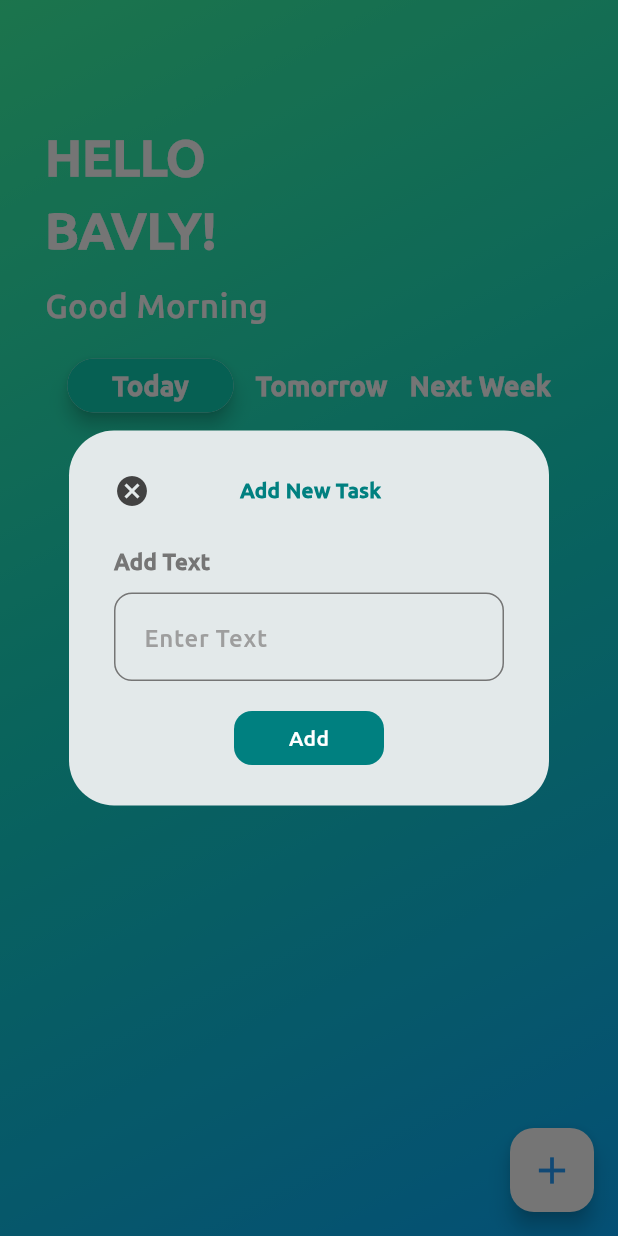
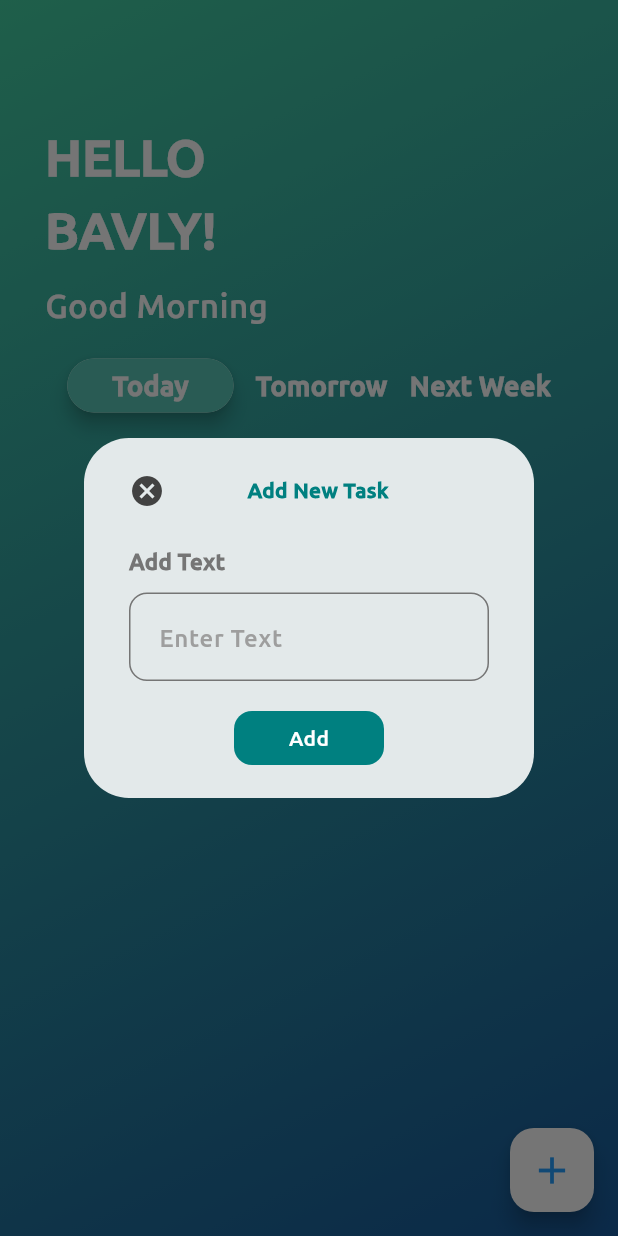
Before and after one commit to bavlysafwatt/ToDoApp, a Flutter app: the screen it shows after launch, after a tap on the "add" icon, on a phone screen of 412 x 824 dp. Run offline on Flutter 3.47's test engine with Material 3 defaults, Android fonts, the phone set to English and light mode, and no system bars; our stand-ins replace flutter_slidable, hive, hive_flutter; accounts and stored records are empty.

Commit message:
finish app

```diff
--- a/lib/components/add_todo_form.dart
+++ b/lib/components/add_todo_form.dart
@@ -15,7 +15,7 @@ class AddTodoForm extends StatelessWidget {
       child: Column(
         crossAxisAlignment: CrossAxisAlignment.start,
         children: [
-          const SizedBox(height: 20),
+          const SizedBox(height: 15),
           Row(
             children: [
               GestureDetector(
@@ -25,7 +25,7 @@ class AddTodoForm extends StatelessWidget {
                   color: Colors.grey.shade800,
                 ),
               ),
-              const SizedBox(width: 60),
+              const SizedBox(width: 55),
               const Text(
                 'Add New Task',
                 style: TextStyle(
--- a/lib/components/day_tile.dart
+++ b/lib/components/day_tile.dart
@@ -15,7 +15,7 @@ class DayTile extends StatelessWidget {
             child: Container(
               padding: const EdgeInsets.symmetric(horizontal: 30, vertical: 5),
               decoration: BoxDecoration(
-                color: const Color.fromARGB(255, 14, 209, 180),
+                color: const Color.fromARGB(255, 89, 199, 182),
                 borderRadius: BorderRadius.circular(30),
               ),
               child: Text(
--- a/lib/components/dialog_box.dart
+++ b/lib/components/dialog_box.dart
@@ -18,8 +18,8 @@ class DialogBox extends StatelessWidget {
       ),
       content: SingleChildScrollView(
         child: Container(
-          height: 250,
-          width: 320,
+          height: 240,
+          width: 300,
           decoration: BoxDecoration(
             borderRadius: BorderRadius.circular(30),
           ),
--- a/lib/components/todo_item.dart
+++ b/lib/components/todo_item.dart
@@ -27,7 +27,7 @@ class ToDoItem extends StatelessWidget {
         ],
       ),
       child: CheckboxListTile(
-        activeColor: const Color(0xff279cfb),
+        activeColor: const Color.fromARGB(255, 32, 120, 207),
         value: todoModel.isCompleted,
         onChanged: onChanged,
         controlAffinity: ListTileControlAffinity.leading,
--- a/lib/pages/home_page.dart
+++ b/lib/pages/home_page.dart
@@ -89,10 +89,8 @@ class _HomePageState extends State<HomePage> {
           width: MediaQuery.of(context).size.width,
           decoration: const BoxDecoration(
             gradient: LinearGradient(colors: [
-              // ignore: use_full_hex_values_for_flutter_colors
-              Color(0xff232fda2),
-              Color(0xff13d8ca),
-              Color(0xff09adfe),
+              Color(0xff43cea2),
+              Color(0xff185a9d),
             ], begin: Alignment.topLeft, end: Alignment.bottomRight),
           ),
           child: Column(
```
